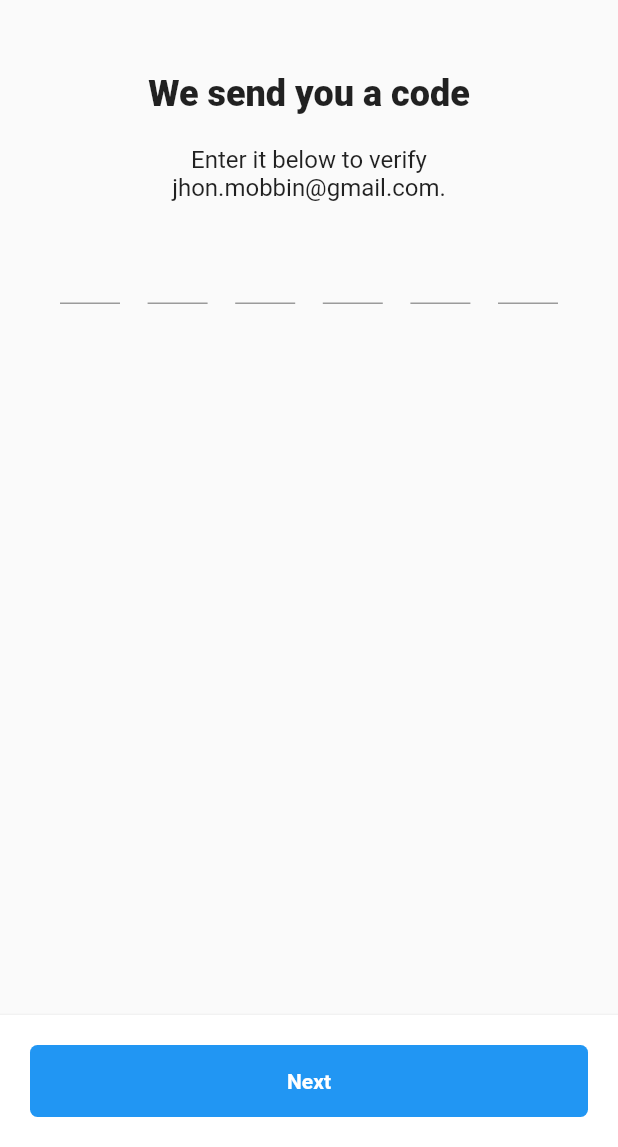
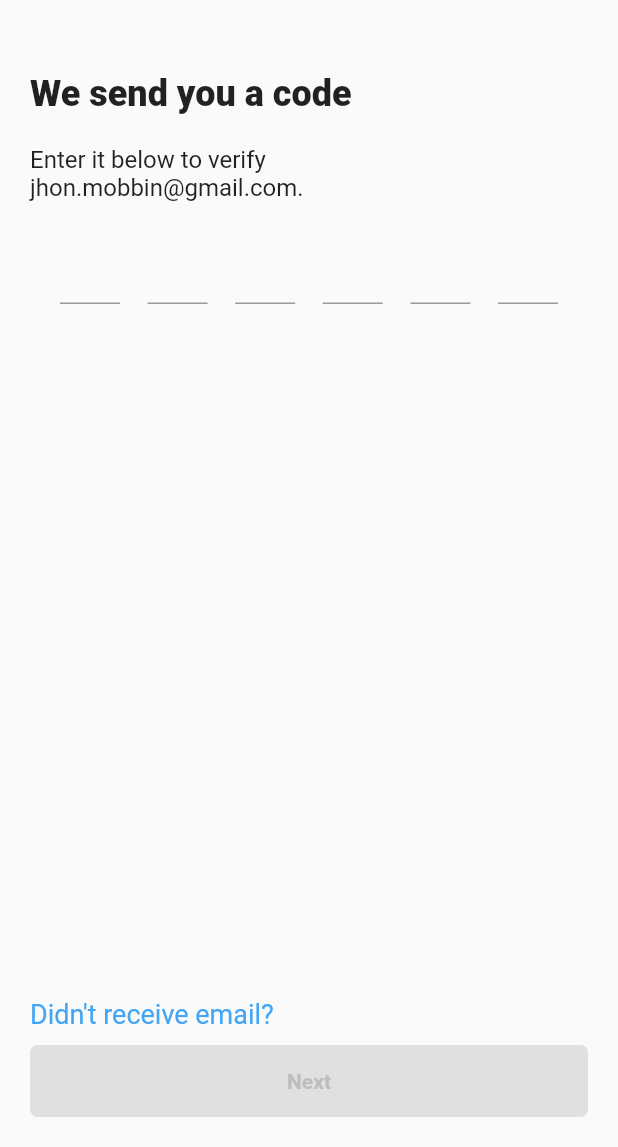
Before and after one commit to pic123123/nomad_flutter_twitter, a Flutter app: the ConfirmationCodeScreen screen opened directly, on a phone screen of 412 x 824 dp, the part 89-1236 px from its top. Run offline on Flutter 3.47's test engine with Material 2 defaults, Android fonts, the phone set to English and light mode, and no system bars; drawn by our look-alikes of flutter_form_builder.

Commit message:
인증코드 완성

```diff
--- a/lib/features/authentication/confirmation_code_screen.dart
+++ b/lib/features/authentication/confirmation_code_screen.dart
@@ -17,16 +17,39 @@ class _ConfirmationCodeScreenState extends State<ConfirmationCodeScreen> {
 
   late bool switchButton = false;
 
+  final GlobalKey<FormBuilderState> _formKey = GlobalKey<FormBuilderState>();
+
+  final List<TextEditingController> _controllers =
+      List.generate(6, (index) => TextEditingController());
+  final List<FocusNode> _focusNodes = List.generate(6, (index) => FocusNode());
+
   void _onMoveSignupScreen(context) {
     print("111");
     //print(switchButton);
     //Navigator.of(context).pop(switchButton);
   }
 
-  final GlobalKey<FormBuilderState> _formKey = GlobalKey<FormBuilderState>();
+  /// 모든 컨트롤러(6자리 숫자)에 값이 입력되면 true 아니면 false
+  bool isInputComplete() {
+    // Check if all text controllers have non-empty text
+    return _controllers.every((controller) => controller.text.isNotEmpty);
+  }
+
+  @override
+  void dispose() {
+    for (var controller in _controllers) {
+      controller.dispose();
+    }
+    for (var focusNode in _focusNodes) {
+      focusNode.dispose();
+    }
+    super.dispose();
+  }
 
   @override
   Widget build(BuildContext context) {
+    bool isButtonDisabled = !isInputComplete();
+
     return Scaffold(
       body: SafeArea(
         child: Padding(
@@ -35,6 +58,8 @@ class _ConfirmationCodeScreenState extends State<ConfirmationCodeScreen> {
             vertical: Sizes.size20,
           ),
           child: Column(
+            //Column을 쓰면 가운데 정렬이 자동임, start 옵션을 줘야 왼쪽정렬
+            crossAxisAlignment: CrossAxisAlignment.start,
             children: [
               Row(
                 mainAxisAlignment: MainAxisAlignment.spaceBetween,
@@ -88,6 +113,8 @@ class _ConfirmationCodeScreenState extends State<ConfirmationCodeScreen> {
                       (index) => SizedBox(
                         width: 40,
                         child: TextFormField(
+                          controller: _controllers[index],
+                          focusNode: _focusNodes[index],
                           maxLength: 1,
                           keyboardType: TextInputType.number,
                           inputFormatters: [
@@ -103,23 +130,45 @@ class _ConfirmationCodeScreenState extends State<ConfirmationCodeScreen> {
                             fontSize: Sizes.size20,
                             fontWeight: FontWeight.bold,
                           ),
+                          onChanged: (value) {
+                            if (value.isNotEmpty && index < 5) {
+                              _controllers[index + 1].clear();
+                              FocusScope.of(context)
+                                  .requestFocus(_focusNodes[index + 1]);
+                            }
+                            setState(() {
+                              isButtonDisabled = !isButtonDisabled;
+                            });
+                          },
                         ),
                       ),
                     ),
                   ),
                 ),
               ),
+              Gaps.v20,
+              Row(
+                mainAxisAlignment: MainAxisAlignment.center,
+                children: [
+                  !isButtonDisabled
+                      ? const Icon(
+                          Icons.check_circle,
+                          color: Colors.green,
+                        )
+                      : const SizedBox
+                          .shrink(), // Hide the icon when not needed
                 ],
               ),
+              const Spacer(), // 버튼 하단 고정된 화면을 구현하고자 한다면 Spacer 위젯이 가장 간단하게 구현가능함
+              Text(
+                "Didn't receive email?",
+                style: TextStyle(
+                  fontSize: Sizes.size18,
+                  color: Colors.blue[400],
                 ),
               ),
-      bottomNavigationBar: BottomAppBar(
-        elevation: 2,
-        child: Padding(
-          padding: const EdgeInsets.all(
-            Sizes.size20,
-          ),
-          child: GestureDetector(
+              Gaps.v10,
+              GestureDetector(
                 onTap: () => _onMoveSignupScreen,
                 child: Container(
                   decoration: BoxDecoration(
@@ -130,11 +179,13 @@ class _ConfirmationCodeScreenState extends State<ConfirmationCodeScreen> {
                     ),
                     color: Theme.of(context).primaryColor,
                   ),
-              child: const FormButton(
+                  child: FormButton(
                     text: "Next",
-                disabled: false,
+                    disabled: isButtonDisabled,
                   ),
                 ),
+              ),
+            ],
           ),
         ),
       ),
--- a/lib/features/authentication/customize_experience_screen.dart
+++ b/lib/features/authentication/customize_experience_screen.dart
@@ -85,7 +85,7 @@ class _CustomizeExperienceScreenState extends State<CustomizeExperienceScreen> {
                     });
                   },
                 ),
-                Gaps.v96,
+                const Spacer(), // 버튼
                 const Text(
                   "By signing up, you agree to our Terms, Privacy Policy, and Cookie Use. Twitter may use your contact information, including your email address and phone number for purposes outlined in our Privacy Policy. Learn more",
                   style: TextStyle(
```
Also changed, not shown: lib/features/authentication/signup_screen.dart (+10 -12 lines). Lines whose indentation alone changed are shown as unchanged.
